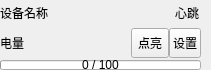
This is UAVManage/devicecontrol.ui in gessd/UAVManage as Qt 5 draws it before an edit. The edited form follows.
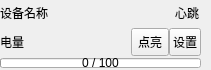
This is the edited form. Icons and pictures are not drawn.

Diff of the .ui file:
```diff
--- a/UAVManage/devicecontrol.ui
+++ b/UAVManage/devicecontrol.ui
@@ -27,7 +27,7 @@
     <number>10</number>
    </property>
    <property name="bottomMargin">
-    <number>0</number>
+    <number>2</number>
    </property>
    <item>
     <layout class="QHBoxLayout" name="horizontalLayout">
```
